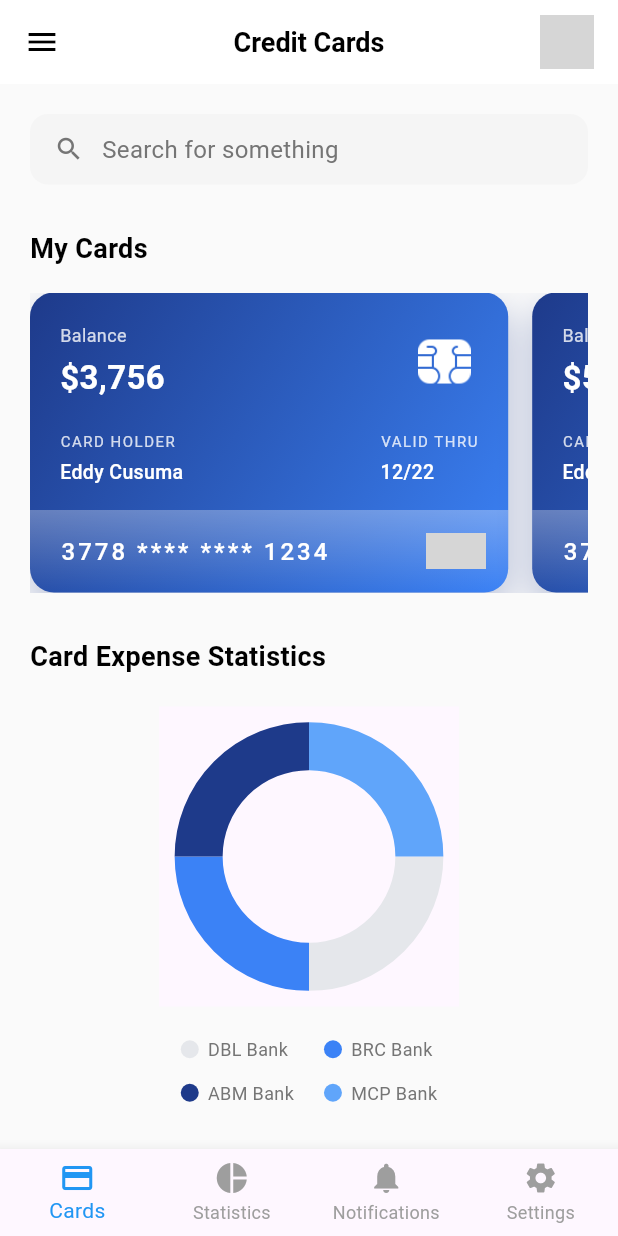
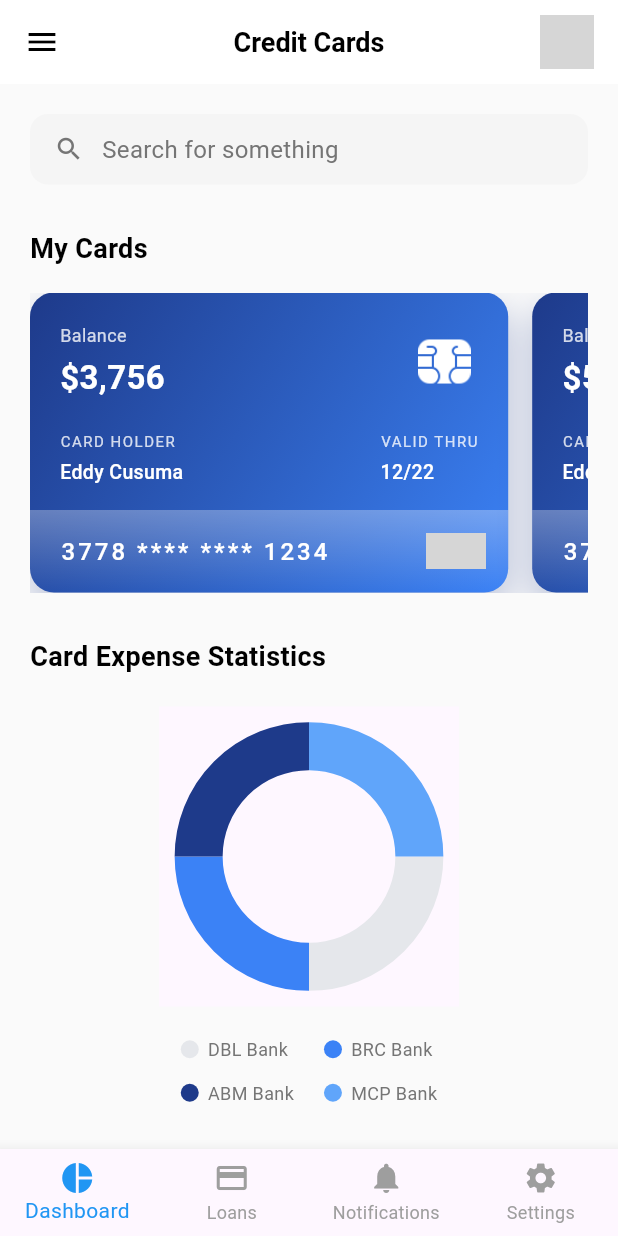
Before and after one commit to ayesh156/flutter_bank_app, a Flutter app: the screen it shows after launch, on a phone screen of 412 x 824 dp. Run offline on Flutter 3.47's test engine with Material 3 defaults, Android fonts, the phone set to English and light mode, and no system bars; drawn by our look-alikes of pie_chart; network calls fail; Roboto replaces fonts that are missing (SF Pro Display); grey boxes are pictures that could not be loaded.

Commit message:
Edit Bottom Naviagation

```diff
--- a/lib/widgets/bottom_nav.dart
+++ b/lib/widgets/bottom_nav.dart
@@ -41,12 +41,12 @@ class _MainNavigationScreenState extends State<MainNavigationScreen> {
         type: BottomNavigationBarType.fixed,
         items: const [
           BottomNavigationBarItem(
-            icon: Icon(Icons.credit_card),
-            label: 'Cards',
+            icon: Icon(Icons.pie_chart),
+            label: 'Dashboard',
           ),
           BottomNavigationBarItem(
-            icon: Icon(Icons.pie_chart),
-            label: 'Statistics',
+            icon: Icon(Icons.credit_card),
+            label: 'Loans',
           ),
           BottomNavigationBarItem(
             icon: Icon(Icons.notifications),
```
